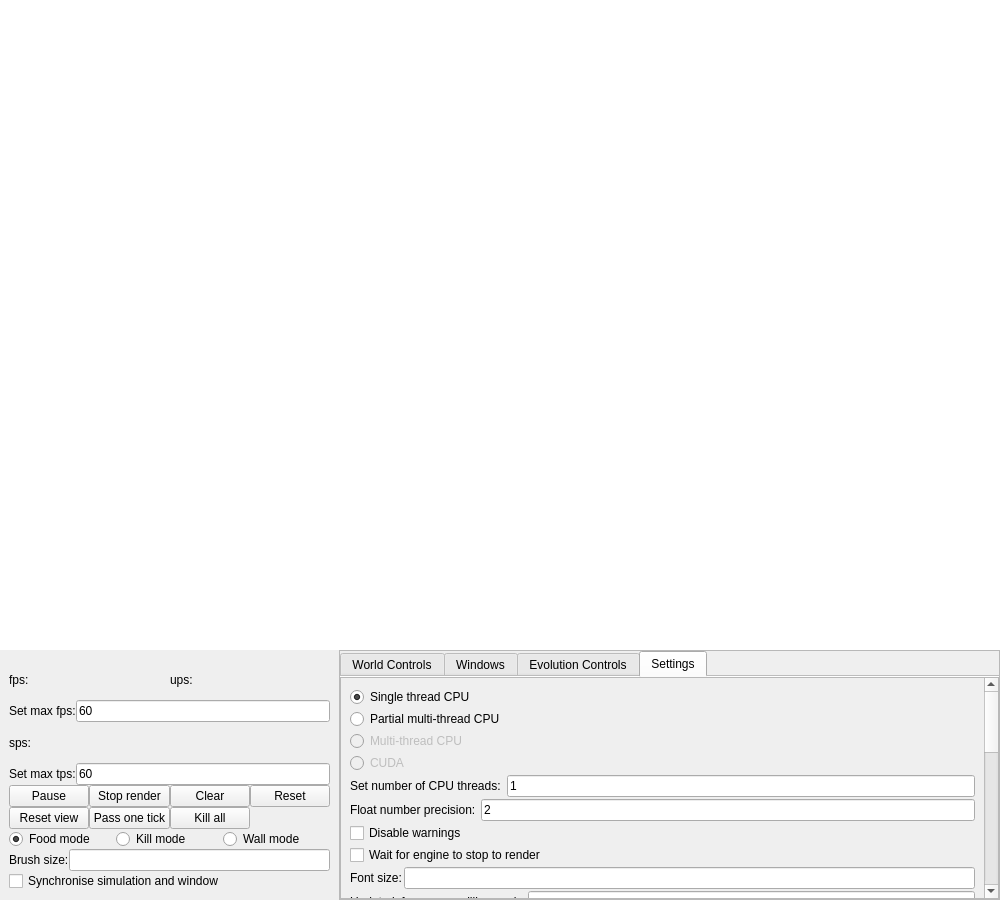
Before: the Qt Designer form Source/UiFiles/mainwindow.ui in SuperSpaceEye/LifeEngineExtended, drawn with Qt 5.
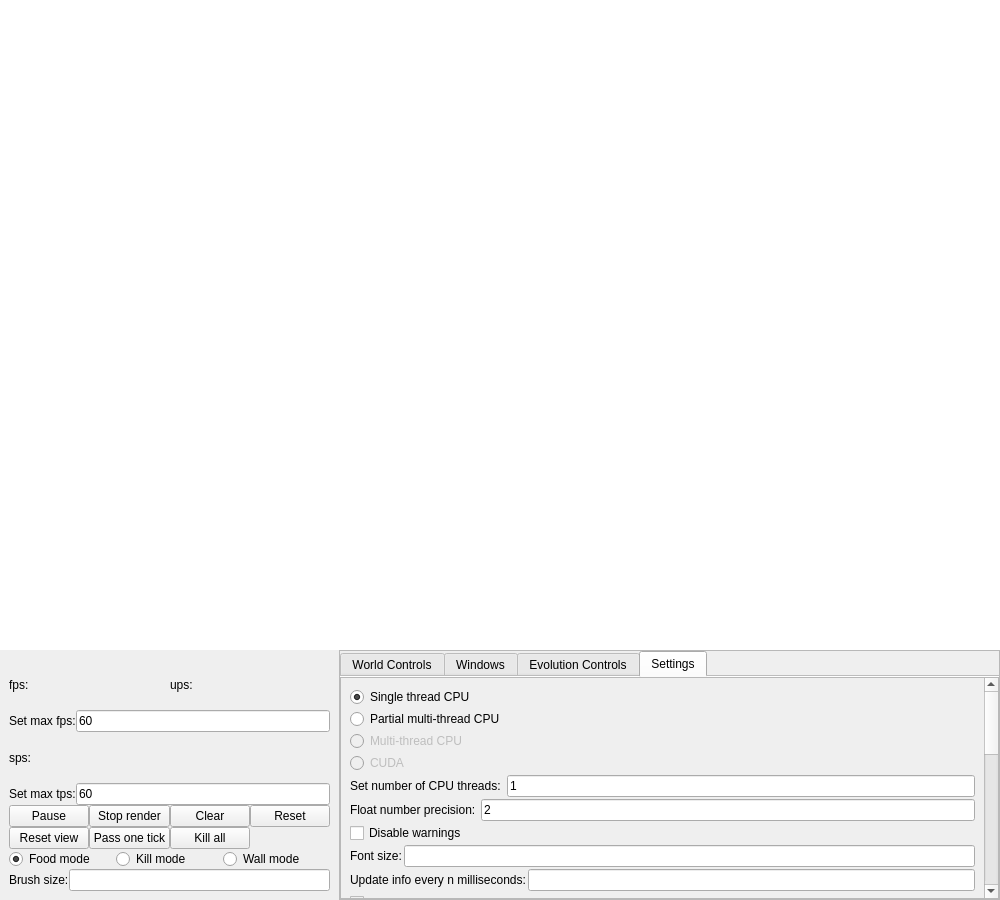
After: the same form once the commit is applied. The open tabs and pages were chosen to show the change.

```diff
--- a/Source/UiFiles/mainwindow.ui
+++ b/Source/UiFiles/mainwindow.ui
@@ -361,16 +361,6 @@
            </item>
           </layout>
          </item>
-         <item>
-          <widget class="QCheckBox" name="cb_synchronise_sim_and_win">
-           <property name="text">
-            <string>Synchronise simulation and window</string>
-           </property>
-           <property name="checked">
-            <bool>false</bool>
-           </property>
-          </widget>
-         </item>
         </layout>
        </widget>
       </item>
@@ -2108,9 +2098,9 @@
                 <property name="geometry">
                  <rect>
                   <x>0</x>
-                  <y>0</y>
-                  <width>617</width>
-                  <height>774</height>
+                  <y>-110</y>
+                  <width>606</width>
+                  <height>807</height>
                  </rect>
                 </property>
                 <property name="sizePolicy">
@@ -2276,13 +2266,6 @@
                       </property>
                      </widget>
                     </item>
-                    <item>
-                     <widget class="QCheckBox" name="cb_wait_for_engine_to_stop">
-                      <property name="text">
-                       <string>Wait for engine to stop to render</string>
-                      </property>
-                     </widget>
-                    </item>
                     <item>
                      <layout class="QHBoxLayout" name="horizontalLayout_30">
                       <item>
```
Left out of the diff: 46 changed lines with no effect on the pictures.
